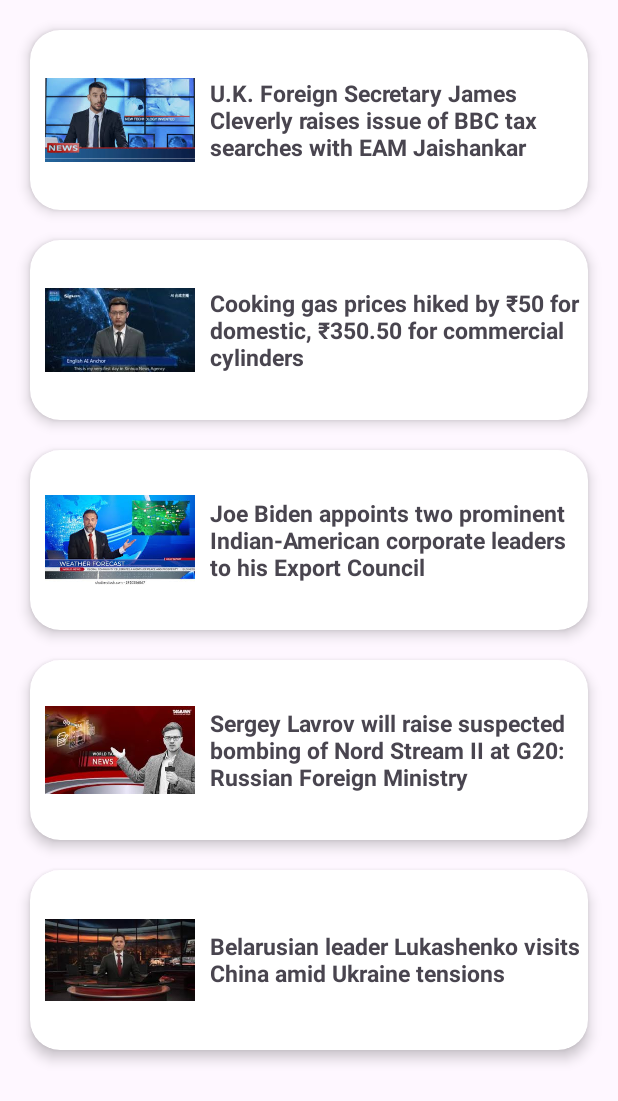
After one commit to sandeepmehra28/Android-with-Kotlin, an Android app built with Jetpack Compose: the MainReViewActivity screen opened directly, with no data from a screen before it, on a phone screen of 412 x 824 dp. The commit adds this screen. Shown: the top 1101 px of the screen. Run offline under Robolectric (Android 15) with nearby library versions, the phone set to English and light mode, and no system bars.

Commit message:
Adding new files for android with kotlin

```diff
--- a/app/build.gradle.kts
+++ b/app/build.gradle.kts
@@ -51,6 +51,7 @@ dependencies {
     implementation(libs.androidx.material3)
     implementation(libs.androidx.cardview)
     implementation(libs.firebase.database)
+    implementation(libs.androidx.recyclerview)
     testImplementation(libs.junit)
     androidTestImplementation(libs.androidx.junit)
     androidTestImplementation(libs.androidx.espresso.core)
--- a/app/src/main/AndroidManifest.xml
+++ b/app/src/main/AndroidManifest.xml
@@ -13,6 +13,9 @@
         android:roundIcon="@mipmap/ic_launcher_round"
         android:supportsRtl="true"
         android:theme="@style/Theme.AndroidWithKotlin">
+        <activity
+            android:name=".recyclerView.MainReViewActivity"
+            android:exported="false" />
         <activity
             android:name=".list_views.UserActivity"
             android:exported="false" />
--- a/app/src/main/java/com/example/android_with_kotlin/MainActivity.kt
+++ b/app/src/main/java/com/example/android_with_kotlin/MainActivity.kt
@@ -15,6 +15,7 @@ import com.example.android_with_kotlin.intents.ImplicitIntentActivity
 import com.example.android_with_kotlin.list_views.CustomListViewActivity
 import com.example.android_with_kotlin.list_views.ListView1Activity
 import com.example.android_with_kotlin.multiple_intents_class.CafeMainActivity
+import com.example.android_with_kotlin.recyclerView.MainReViewActivity
 import com.example.android_with_kotlin.uiux.ShowLogoActivity
 import com.example.android_with_kotlin.viewbinding.ViewBindingActivity
 import com.example.android_with_kotlin.views.WebViewActivity
@@ -82,6 +83,10 @@ class MainActivity : AppCompatActivity() {
             val intent = Intent(this, CustomListViewActivity::class.java)
             startActivity(intent)
         }
+        binding.btnRecyclerView.setOnClickListener {
+            val intent = Intent(this, MainReViewActivity::class.java)
+            startActivity(intent)
+        }
 
     }
 }
--- a/app/src/main/java/com/example/android_with_kotlin/list_views/CustomListViewActivity.kt
+++ b/app/src/main/java/com/example/android_with_kotlin/list_views/CustomListViewActivity.kt
@@ -6,7 +6,6 @@ import android.widget.ListView
 import androidx.activity.enableEdgeToEdge
 import androidx.appcompat.app.AppCompatActivity
 import com.example.android_with_kotlin.R
-import com.example.android_with_kotlin.database_signup.Users
 
 
 class CustomListViewActivity : AppCompatActivity() {
--- /dev/null
+++ b/app/src/main/java/com/example/android_with_kotlin/recyclerView/MainReViewActivity.kt
@@ -0,0 +1,43 @@
+package com.example.android_with_kotlin.recyclerView
+
+import android.os.Bundle
+import androidx.activity.enableEdgeToEdge
+import androidx.appcompat.app.AppCompatActivity
+import androidx.core.view.ViewCompat
+import androidx.core.view.WindowInsetsCompat
+import androidx.recyclerview.widget.LinearLayoutManager
+import androidx.recyclerview.widget.RecyclerView
+import com.example.android_with_kotlin.R
+
+class MainReViewActivity : AppCompatActivity() {
+    lateinit var myRecyclerView : RecyclerView
+    lateinit var newsArrayList : ArrayList<News>
+    override fun onCreate(savedInstanceState: Bundle?) {
+        super.onCreate(savedInstanceState)
+        enableEdgeToEdge()
+        setContentView(R.layout.activity_main_re_view)
+    myRecyclerView = findViewById<RecyclerView>(R.id.recyclerViewID)
+        val newsImageArray = arrayOf(
+            R.drawable.img1,
+            R.drawable.img2,
+            R.drawable.img3,
+            R.drawable.img4,
+            R.drawable.img5,
+        )
+        val newsHeadingArray = arrayOf(
+            "U.K. Foreign Secretary James Cleverly raises issue of BBC tax searches with EAM Jaishankar",
+            "Cooking gas prices hiked by ₹50 for domestic, ₹350.50 for commercial cylinders",
+            "Joe Biden appoints two prominent Indian-American corporate leaders to his Export Council",
+            "Sergey Lavrov will raise suspected bombing of Nord Stream II at G20: Russian Foreign Ministry",
+            "Belarusian leader Lukashenko visits China amid Ukraine tensions"
+        )
+       myRecyclerView.layoutManager = LinearLayoutManager(this)
+        newsArrayList = arrayListOf<News>()
+        for(index in newsImageArray.indices){
+            val news = News(newsHeadingArray[index],newsImageArray[index])
+            newsArrayList.add(news)
+        }
+        myRecyclerView.adapter = myAdapterNews(newsArrayList,this)
+
+    }
+}
--- /dev/null
+++ b/app/src/main/java/com/example/android_with_kotlin/recyclerView/News.kt
@@ -0,0 +1,3 @@
+package com.example.android_with_kotlin.recyclerView
+
+data class News(var newsHeading : String, var newsImage : Int)
--- /dev/null
+++ b/app/src/main/java/com/example/android_with_kotlin/recyclerView/myAdapterNews.kt
@@ -0,0 +1,36 @@
+package com.example.android_with_kotlin.recyclerView
+
+import android.app.Activity
+import android.view.LayoutInflater
+import android.view.View
+import android.view.ViewGroup
+import android.widget.TextView
+import androidx.recyclerview.widget.RecyclerView
+import com.example.android_with_kotlin.R
+import com.google.android.material.imageview.ShapeableImageView
+
+class myAdapterNews (var newsArrayList : ArrayList<News> , var context : Activity) : RecyclerView.Adapter<myAdapterNews.MyViewHolder>() {
+    class MyViewHolder(itemView : View) : RecyclerView.ViewHolder (itemView){
+    val hTitle  =   itemView.findViewById<TextView>(R.id.headingTitile)
+    val hImage = itemView.findViewById<ShapeableImageView>(R.id.headingImage)
+
+    }
+
+    override fun onCreateViewHolder(
+        parent: ViewGroup,
+        viewType: Int
+    ): myAdapterNews.MyViewHolder {
+       val itemView = LayoutInflater.from(parent.context).inflate(R.layout.news_each_row,parent,false)
+       return MyViewHolder(itemView)
+    }
+
+    override fun onBindViewHolder(holder: myAdapterNews.MyViewHolder, position: Int) {
+        var currentItem = newsArrayList[position]
+        holder.hTitle.text = currentItem.newsHeading
+        holder.hImage.setImageResource(currentItem.newsImage)
+    }
+
+    override fun getItemCount(): Int {
+        return newsArrayList.size
+    }
+}
--- a/app/src/main/res/layout/activity_main.xml
+++ b/app/src/main/res/layout/activity_main.xml
@@ -129,5 +129,14 @@
      android:layout_marginEnd="20dp"
      android:text="Custom List View"
      />
+ <Button
+     android:id="@+id/btnRecyclerView"
+     android:layout_width="match_parent"
+     android:layout_height="40dp"
+     android:layout_marginTop="10dp"
+     android:layout_marginStart="20dp"
+     android:layout_marginEnd="20dp"
+     android:text="Recycler View"
+     />
 
 </LinearLayout>
--- /dev/null
+++ b/app/src/main/res/layout/activity_main_re_view.xml
@@ -0,0 +1,18 @@
+<?xml version="1.0" encoding="utf-8"?>
+<androidx.constraintlayout.widget.ConstraintLayout xmlns:android="http://schemas.android.com/apk/res/android"
+    xmlns:app="http://schemas.android.com/apk/res-auto"
+    xmlns:tools="http://schemas.android.com/tools"
+    android:id="@+id/main"
+    android:layout_width="match_parent"
+    android:layout_height="match_parent"
+    tools:context=".recyclerView.MainReViewActivity">
+
+    <androidx.recyclerview.widget.RecyclerView
+        android:layout_width="match_parent"
+        android:layout_height="match_parent"
+        android:id="@+id/recyclerViewID"
+        app:layout_constraintBottom_toBottomOf="parent"
+        app:layout_constraintEnd_toEndOf="parent"
+        app:layout_constraintStart_toStartOf="parent"
+        app:layout_constraintTop_toTopOf="parent" />
+</androidx.constraintlayout.widget.ConstraintLayout>
--- a/app/src/main/res/layout/activity_user.xml
+++ b/app/src/main/res/layout/activity_user.xml
@@ -15,7 +15,6 @@
         app:civ_border_width="2dp"
         android:layout_marginTop="100dp"
         android:layout_gravity="center"
-        android:background="@drawable/pic0"
         app:civ_border_color="#FF000000"/>
     <TextView
         android:id="@+id/tvUserName"
--- a/app/src/main/res/layout/listview_eachrow.xml
+++ b/app/src/main/res/layout/listview_eachrow.xml
@@ -3,8 +3,8 @@
     android:orientation="horizontal"
     android:layout_width="match_parent"
     android:layout_marginTop="20dp"
-    android:background="#F41919"
-    android:layout_margin="5dp"
+    android:background="#F8AD96"
+    android:layout_margin="15dp"
     android:layout_height="wrap_content">
     <de.hdodenhof.circleimageview.CircleImageView
         xmlns:app="http://schemas.android.com/apk/res-auto"
@@ -13,7 +13,6 @@
         android:layout_height="96dp"
         app:civ_border_width="2dp"
         android:layout_margin="5dp"
-        android:background="@drawable/pic0"
         app:civ_border_color="#FF000000"/>
     <LinearLayout
         android:orientation="vertical"
@@ -43,7 +42,7 @@
     <TextView
         android:id="@+id/tvLastMsgTime"
         android:text="4:45 PM"
-        android:paddingStart="15dp"
+        android:paddingStart="1dp"
         android:textColor="@color/black"
         android:layout_marginTop="10dp"
         android:layout_width="match_parent"
--- /dev/null
+++ b/app/src/main/res/layout/news_each_row.xml
@@ -0,0 +1,37 @@
+<?xml version="1.0" encoding="utf-8"?>
+<androidx.cardview.widget.CardView xmlns:android="http://schemas.android.com/apk/res/android"
+    xmlns:app="http://schemas.android.com/apk/res-auto"
+    android:orientation="vertical"
+    android:layout_width="match_parent"
+    app:cardElevation="5dp"
+    android:fitsSystemWindows="true"
+    android:background="@color/white"
+    app:cardCornerRadius="20dp"
+    android:layout_marginTop="20dp"
+    android:layout_marginStart="20dp"
+    android:layout_marginEnd="20dp"
+    android:id="@+id/cardItem"
+    android:layout_height="wrap_content">
+<LinearLayout
+    android:orientation="horizontal"
+    android:layout_width="match_parent"
+    android:layout_height="wrap_content">
+ <com.google.android.material.imageview.ShapeableImageView
+     android:layout_width="100dp"
+     android:src="@drawable/img1"
+     android:id="@+id/headingImage"
+     android:layout_margin="10dp"
+     app:shapeAppearanceOverlay="@style/SoftCorner"
+     android:layout_height="100dp">
+ </com.google.android.material.imageview.ShapeableImageView>
+<TextView
+    android:id="@+id/headingTitile"
+    android:layout_width="wrap_content"
+    android:layout_height="wrap_content"
+    android:textStyle="bold"
+    android:textSize="15sp"
+    android:text="U.K. Foreign Secretary James Cleverly raises issue of BBC tax searches with EAM Jaishankar"
+    android:layout_gravity="center"
+    />
+</LinearLayout>
+</androidx.cardview.widget.CardView>
--- a/app/src/main/res/values/themes.xml
+++ b/app/src/main/res/values/themes.xml
@@ -6,4 +6,9 @@
     </style>
 
     <style name="Theme.AndroidWithKotlin" parent="Base.Theme.AndroidWithKotlin" />
+    <style name="SoftCorner" >
+        <item name="cornerFamily">rounded</item>
+        <item name="cornerSize">10dp</item>
+        <item name = "color">@color/white</item>
+    </style>
 </resources>
--- a/gradle/libs.versions.toml
+++ b/gradle/libs.versions.toml
@@ -14,6 +14,7 @@ material3 = "1.4.0"
 cardview = "1.0.0"
 googleGmsGoogleServices = "4.4.3"
 firebaseDatabase = "22.0.1"
+recyclerview = "1.4.0"
 [libraries]
 androidx-core-ktx = { group = "androidx.core", name = "core-ktx", version.ref = "coreKtx" }
 circleimageview = { module = "de.hdodenhof:circleimageview", version.ref = "circleimageview" }
@@ -27,6 +28,7 @@ androidx-constraintlayout = { group = "androidx.constraintlayout", name = "const
 androidx-material3 = { group = "androidx.compose.material3", name = "material3", version.ref = "material3" }
 androidx-cardview = { group = "androidx.cardview", name = "cardview", version.ref = "cardview" }
 firebase-database = { group = "com.google.firebase", name = "firebase-database", version.ref = "firebaseDatabase" }
+androidx-recyclerview = { group = "androidx.recyclerview", name = "recyclerview", version.ref = "recyclerview" }
 [plugins]
 android-application = { id = "com.android.application", version.ref = "agp" }
 kotlin-android = { id = "org.jetbrains.kotlin.android", version.ref = "kotlin" }
```
Also changed, not shown: app/src/main/res/drawable/img1.jpg (added), app/src/main/res/drawable/img2.jpg (added), app/src/main/res/drawable/img3.jpg (added), app/src/main/res/drawable/img4.jpg (added), app/src/main/res/drawable/img5.jpg (added).
